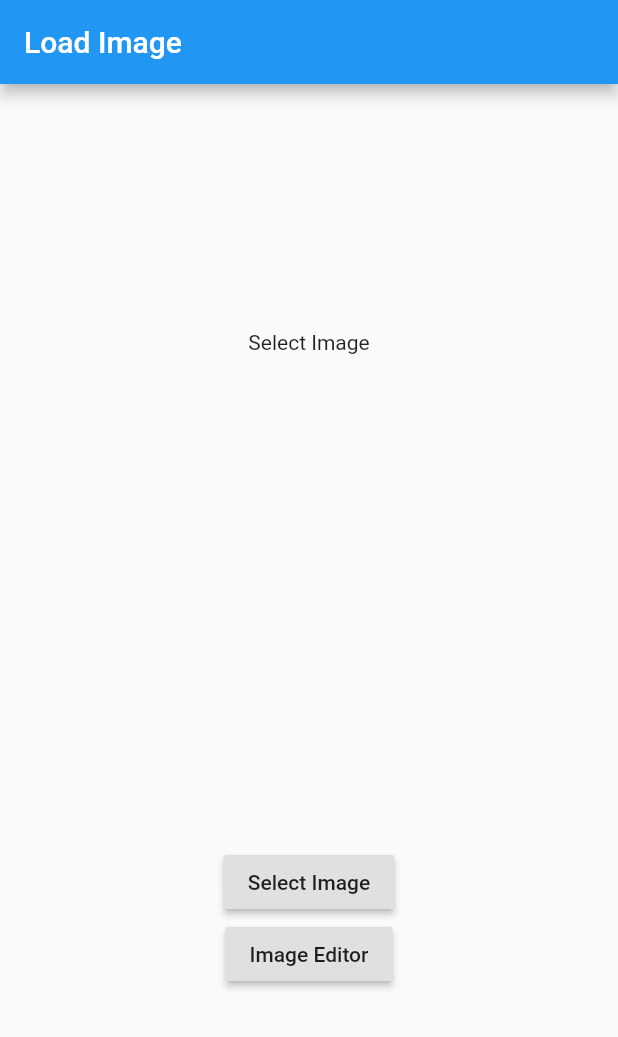
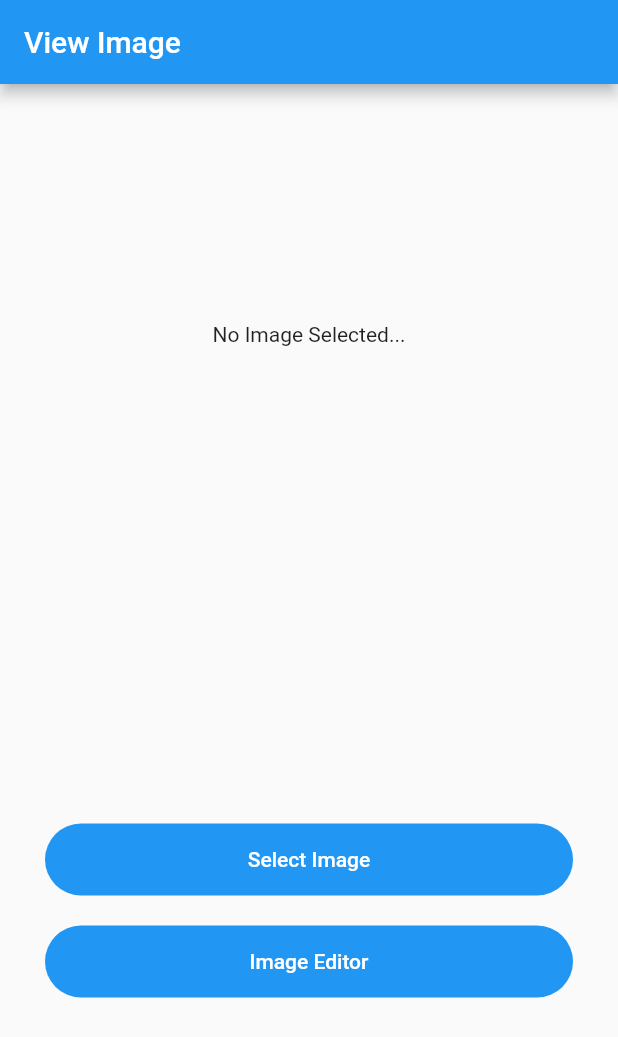
Before and after one commit to ibrahim-cse/smart_camera, a Flutter app: the MyCamera screen opened directly, on a phone screen of 412 x 824 dp. Shown: the top 1037 px of the screen. Run offline on Flutter 3.47's test engine with Material 2 defaults, Android fonts, the phone set to English and light mode, and no system bars; our stand-ins replace fluttertoast, image_picker, open_file, sqflite; missing offline and left inert: image_painter; accounts and stored records are empty.

Commit message:
Updated Button Design.

```diff
--- a/lib/common/take_signup_photo.dart
+++ b/lib/common/take_signup_photo.dart
@@ -13,7 +13,7 @@ class _SignupPhotoState extends State<SignupPhoto> {
   Widget _firstImageView() {
     if (sImageFile == null) {
       return Image.asset(
-        'images/logo2png.png',
+        'images/logo2.png',
         height: 200.0,
         width: 200.0,
       );
--- a/lib/database_handler/db_helper.dart
+++ b/lib/database_handler/db_helper.dart
@@ -6,11 +6,10 @@ import 'dart:io' as io;
 
 class DbHelper {
   static Database? _db;
-  // static Database? _database = null;
 
   static const String dbName = 'info.db';
   static const String tableUser = 'user';
-  static const int Version = 1;
+  static const int version = 1;
 
   static const String cUserName = 'userName';
   static const String cEmail = 'email';
@@ -29,7 +28,7 @@ class DbHelper {
   initDb() async {
     io.Directory documentsDirectory = await getApplicationDocumentsDirectory();
     String path = join(documentsDirectory.path, dbName);
-    var db = await openDatabase(path, version: Version, onCreate: _onCreate);
+    var db = await openDatabase(path, version: version, onCreate: _onCreate);
     return db;
   }
 
--- a/lib/model/user_model.dart
+++ b/lib/model/user_model.dart
@@ -1,5 +1,3 @@
-import '';
-
 class UserModel {
   UserModel(this.userName, this.email, this.phone, this.address, this.password);
 
--- a/lib/screens/camera_form.dart
+++ b/lib/screens/camera_form.dart
@@ -2,13 +2,6 @@ import 'dart:io';
 import 'package:image_picker/image_picker.dart';
 import 'package:flutter/material.dart';
 import 'package:login_with_signup/screens/editor.dart';
-
-// void main() {
-//   runApp(MaterialApp(
-//     title: 'Camera',
-//     home: MyCamera(),
-//   ));
-// }
 
 class MyCamera extends StatefulWidget {
   @override
@@ -21,7 +14,7 @@ class _MyCameraState extends State<MyCamera> {
 
   _initialImageView() {
     if (imageFile == null) {
-      return Text('Select Image');
+      return Text('No Image Selected...');
     } else {
       return Card(child: Image.file(imageFile!, width: 400.0, height: 400));
     }
@@ -30,7 +23,6 @@ class _MyCameraState extends State<MyCamera> {
   _openGallery(BuildContext context) async {
     var picture = await ImagePicker().pickImage(source: ImageSource.gallery);
     setState(() {
-      // imageFile = picture as File?;
       imageFile = File(picture!.path);
       dirPath = picture.path;
       print('path');
@@ -80,7 +72,7 @@ class _MyCameraState extends State<MyCamera> {
   Widget build(BuildContext context) {
     return Scaffold(
       appBar: AppBar(
-        title: Text('Load Image'),
+        title: Text('View Image'),
       ),
       body: Center(
         child: Column(
@@ -89,23 +81,49 @@ class _MyCameraState extends State<MyCamera> {
             _initialImageView(),
             Column(
               children: [
-                RaisedButton(
+                Container(
+                  margin: const EdgeInsets.symmetric(horizontal: 30.0),
+                  width: double.infinity,
+                  child: FlatButton(
+                    child: const Text(
+                      'Select Image',
+                      style: TextStyle(color: Colors.white),
+                    ),
                     onPressed: () {
                       _showChoiceDialog(context);
                     },
-                  child: Text('Select Image'),
                   ),
-                RaisedButton(
+                  decoration: BoxDecoration(
+                    color: Colors.blue,
+                    borderRadius: BorderRadius.circular(30.0),
+                  ),
+                ),
+                SizedBox(
+                  height: 20.0,
+                ),
+                Container(
+                  margin: const EdgeInsets.symmetric(horizontal: 30.0),
+                  width: double.infinity,
+                  child: FlatButton(
+                    child: const Text(
+                      'Image Editor',
+                      style: TextStyle(color: Colors.white),
+                    ),
                     onPressed: () {
                       Navigator.push(
                         context,
                         MaterialPageRoute(
                           builder: (context) => MyImagePainter(
                             filePath: dirPath,
-                              )),
+                          ),
+                        ),
                       );
                     },
-                  child: Text('Image Editor'),
+                  ),
+                  decoration: BoxDecoration(
+                    color: Colors.blue,
+                    borderRadius: BorderRadius.circular(30.0),
+                  ),
                 ),
               ],
             ),
--- a/lib/screens/editor.dart
+++ b/lib/screens/editor.dart
@@ -1,5 +1,4 @@
 import 'dart:io';
-import 'camera_form.dart';
 import 'package:flutter/cupertino.dart';
 import 'package:flutter/material.dart';
 import 'package:image_painter/image_painter.dart';
--- a/lib/screens/login_form.dart
+++ b/lib/screens/login_form.dart
@@ -33,7 +33,7 @@ class _LoginFormState extends State<LoginForm> {
     String uPassword = _conPassword.text;
 
     if (uEmail.isEmpty) {
-      MyAlertDialog(context, "Please Enter Mail");
+      MyAlertDialog(context, "Please Enter Mail Address");
     } else if (uPassword.isEmpty) {
       MyAlertDialog(context, "Please Enter Password");
     } else {
@@ -52,17 +52,12 @@ class _LoginFormState extends State<LoginForm> {
                 MaterialPageRoute(builder: (_) => MyCamera()),
                 (Route<dynamic> route) => false);
           });
-
-          // Navigator.pushAndRemoveUntil(
-          //     context,
-          //     MaterialPageRoute(builder: (_) => MyCamera()),
-          //     (Route<dynamic> route) => false);
         } else {
-          MyAlertDialog(context, "Error: User Not Found");
+          MyAlertDialog(context, "Error: User Not Found!");
         }
       }).catchError((error) {
         print(error);
-        MyAlertDialog(context, "Error: Login Fail");
+        MyAlertDialog(context, "Error: Login Failed!");
       });
     }
   }
--- a/lib/screens/signup_form.dart
+++ b/lib/screens/signup_form.dart
@@ -1,15 +1,12 @@
 // ignore_for_file: deprecated_member_use
 
 import 'package:flutter/material.dart';
-import 'package:login_with_signup/common/gen_login_signup_header.dart';
 import 'package:login_with_signup/common/take_signup_photo.dart';
 import 'package:login_with_signup/common/toast_helper.dart';
 import 'package:login_with_signup/database_handler/db_helper.dart';
 import 'package:login_with_signup/model/user_model.dart';
 import 'login_form.dart';
 import 'package:login_with_signup/common/get_text_form_field.dart';
-import 'package:image_picker/image_picker.dart';
-import 'dart:io';
 
 class SignupForm extends StatefulWidget {
   @override
```
Also changed, not shown: lib/common/gen_login_signup_header.dart (+0 -87 lines), images/logo2.png (renamed from images/logo2png.png). Lines whose indentation alone changed are shown as unchanged.
